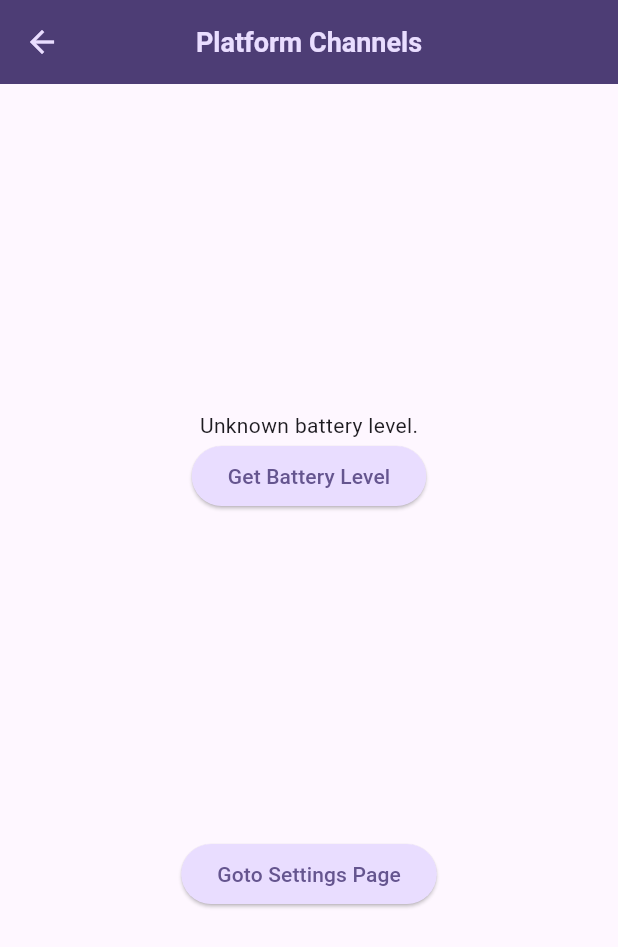
After one commit to srpallab/learn-test-app, a Flutter app: the PlatformChannelsView screen opened by its route, on a phone screen of 412 x 824 dp. The commit adds this screen. Shown: the top 947 px of the screen. Run offline on Flutter 3.47's test engine with Material 3 defaults, Android fonts, the phone set to English and light mode, and no system bars; our stand-ins replace audioplayers, get, google_fonts, shared_preferences; missing offline and left inert: pretty_http_logger, pusher_channels_flutter; accounts and stored records are empty.

Commit message:
DONE: Platform Channel for Android.

```diff
--- a/lib/app/modules/home/controllers/home_controller.dart
+++ b/lib/app/modules/home/controllers/home_controller.dart
@@ -10,39 +10,31 @@ class HomeController extends GetxController {
     },
     {
       'name': "Quiz App",
-      "goto": () {
-        Get.toNamed(Routes.QUIZ_APP);
-      },
+      "goto": () => Get.toNamed(Routes.QUIZ_APP),
     },
     {
       'name': "Audio Record",
-      "goto": () {
-        Get.toNamed(Routes.AUDIO_RECORD_AND_PLAY);
-      },
+      "goto": () => Get.toNamed(Routes.AUDIO_RECORD_AND_PLAY),
     },
     {
       'name': "Expense Tracker",
-      "goto": () {
-        Get.toNamed(Routes.EXPENSE_TRACKER);
-      },
+      "goto": () => Get.toNamed(Routes.EXPENSE_TRACKER),
     },
     {
       'name': "Chat App",
-      'goto': () {
-        Get.toNamed(Routes.PUSHER_CHAT_APP);
-      }
+      'goto': () => Get.toNamed(Routes.PUSHER_CHAT_APP),
     },
     {
       'name': "Simple Animation",
-      'goto': () {
-        Get.toNamed(Routes.SIMPLE_ANIMATION);
-      }
+      'goto': () => Get.toNamed(Routes.SIMPLE_ANIMATION),
     },
     {
       'name': "Chained Animation",
-      'goto': () {
-        Get.toNamed(Routes.CHAINED_ANIMATION);
-      }
+      'goto': () => Get.toNamed(Routes.CHAINED_ANIMATION),
+    },
+    {
+      'name': "Platform Channels ",
+      'goto': () => Get.toNamed(Routes.PLATFORM_CHANNELS),
     },
   ];
 }
--- /dev/null
+++ b/lib/app/modules/platform_channels/controllers/platform_channels_controller.dart
@@ -0,0 +1,28 @@
+import 'dart:developer';
+
+import 'package:flutter/services.dart';
+import 'package:get/get.dart';
+
+class PlatformChannelsController extends GetxController {
+  static const MethodChannel platform = MethodChannel('srpallab.com/tdd');
+  RxString batteryLevel = 'Unknown battery level.'.obs;
+
+  Future<void> getBatterLevel() async {
+    String batteryLevelLocal;
+    try {
+      final int? result = await platform.invokeMethod<int>('getBatteryLevel');
+      batteryLevelLocal = 'Battery level at $result % .';
+    } on PlatformException catch (e) {
+      batteryLevelLocal = "Failed to get battery level: '${e.message}'.";
+    }
+    batteryLevel.value = batteryLevelLocal;
+  }
+
+  Future<void> gotoSettingsPage() async {
+    try {
+      await platform.invokeMethod('gotoSettings');
+    } on PlatformException catch (e) {
+      log("Failed to start intent: '${e.message}'.");
+    }
+  }
+}
--- /dev/null
+++ b/lib/app/modules/platform_channels/index.dart
@@ -0,0 +1,5 @@
+library platform_channels;
+
+export 'bindings/platform_channels_binding.dart';
+export 'controllers/platform_channels_controller.dart';
+export 'views/platform_channels_view.dart';
--- /dev/null
+++ b/lib/app/modules/platform_channels/views/platform_channels_view.dart
@@ -0,0 +1,44 @@
+import 'package:flutter/material.dart';
+import 'package:get/get.dart';
+
+import '../controllers/platform_channels_controller.dart';
+
+class PlatformChannelsView extends GetView<PlatformChannelsController> {
+  const PlatformChannelsView({super.key});
+
+  @override
+  Widget build(BuildContext context) {
+    return Scaffold(
+      appBar: AppBar(
+        title: const Text('Platform Channels'),
+        centerTitle: true,
+      ),
+      body: Center(
+        child: Column(
+          mainAxisAlignment: MainAxisAlignment.spaceEvenly,
+          children: [
+            Column(
+              children: [
+                Obx(() {
+                  return Text(controller.batteryLevel.value);
+                }),
+                ElevatedButton(
+                  onPressed: controller.getBatterLevel,
+                  child: const Text("Get Battery Level"),
+                ),
+              ],
+            ),
+            Column(
+              children: [
+                ElevatedButton(
+                  onPressed: controller.gotoSettingsPage,
+                  child: const Text("Goto Settings Page"),
+                ),
+              ],
+            ),
+          ],
+        ),
+      ),
+    );
+  }
+}
--- a/lib/app/routes/app_pages.dart
+++ b/lib/app/routes/app_pages.dart
@@ -4,6 +4,7 @@ import '../modules/audio_record_and_play/index.dart';
 import '../modules/chained_animation/index.dart';
 import '../modules/expense_tracker/index.dart';
 import '../modules/home/index.dart';
+import '../modules/platform_channels/index.dart';
 import '../modules/pusher_chat_app/index.dart';
 import '../modules/quiz_app/index.dart';
 import '../modules/roll_dice/index.dart';
@@ -59,5 +60,10 @@ class AppPages {
       page: () => const ChainedAnimationView(),
       binding: ChainedAnimationBinding(),
     ),
+    GetPage(
+      name: _Paths.PLATFORM_CHANNELS,
+      page: () => const PlatformChannelsView(),
+      binding: PlatformChannelsBinding(),
+    ),
   ];
 }
--- a/lib/app/routes/app_routes.dart
+++ b/lib/app/routes/app_routes.dart
@@ -13,6 +13,7 @@ abstract class Routes {
   static const PUSHER_CHAT_APP = _Paths.PUSHER_CHAT_APP;
   static const SIMPLE_ANIMATION = _Paths.SIMPLE_ANIMATION;
   static const CHAINED_ANIMATION = _Paths.CHAINED_ANIMATION;
+  static const PLATFORM_CHANNELS = _Paths.PLATFORM_CHANNELS;
 }
 
 abstract class _Paths {
@@ -25,4 +26,5 @@ abstract class _Paths {
   static const PUSHER_CHAT_APP = '/pusher-chat-app';
   static const SIMPLE_ANIMATION = '/simple-animation';
   static const CHAINED_ANIMATION = '/chained-animation';
+  static const PLATFORM_CHANNELS = '/platform-channels';
 }
```
Also changed, not shown: lib/app/modules/platform_channels/bindings/platform_channels_binding.dart (added, +12 -0 lines), 2 other files.
